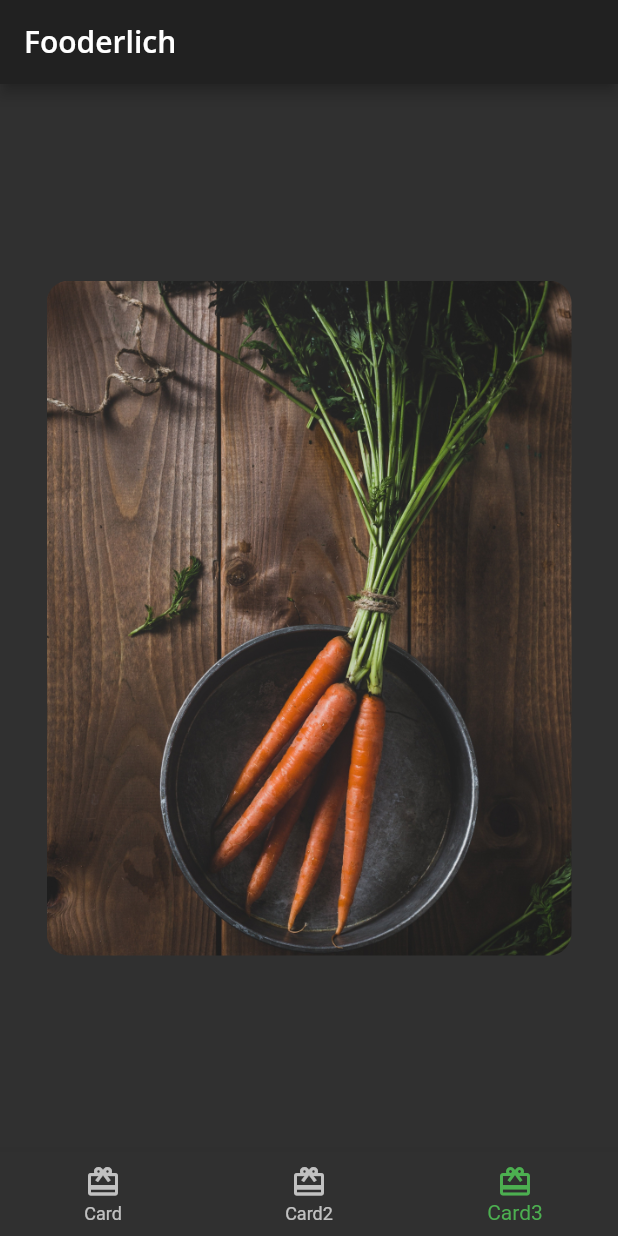
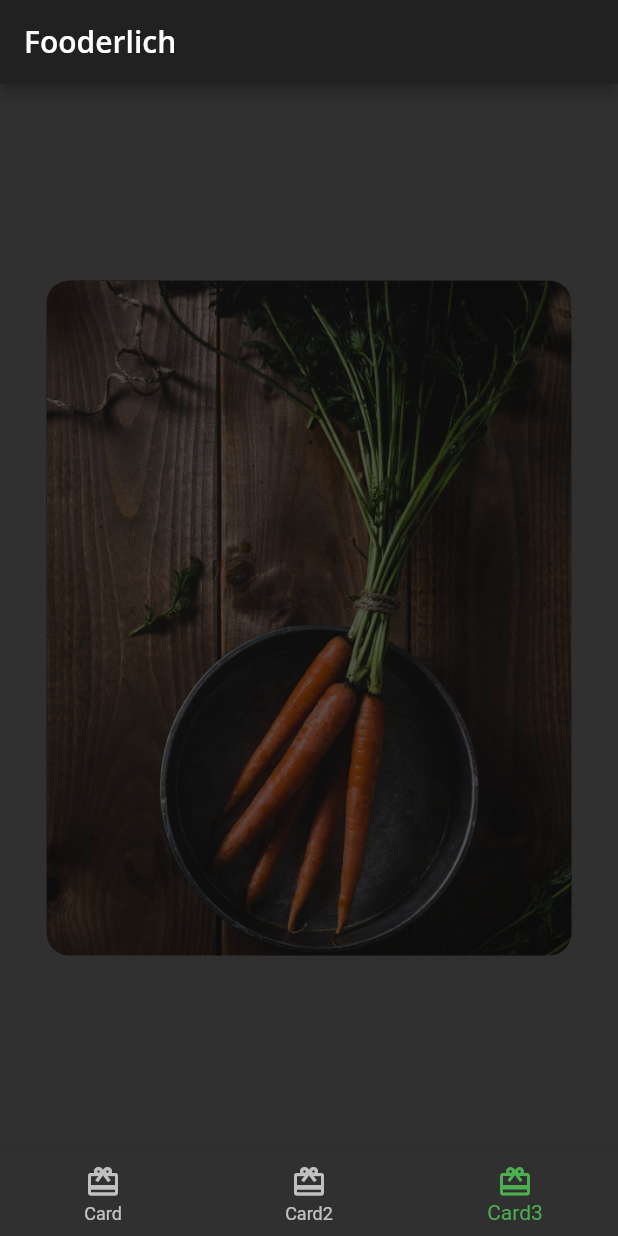
Before and after one commit to thezxdev/flutter_basic_widgets, a Flutter app: the screen it shows after launch, item 3 of the bottom bar chosen, on a phone screen of 412 x 824 dp. Run offline on Flutter 3.47's test engine with Material 2 defaults, Android fonts, the phone set to English and light mode, and no system bars; our stand-ins replace google_fonts.

Commit message:
card3 dark overlay

```diff
--- a/lib/card3.dart
+++ b/lib/card3.dart
@@ -20,7 +20,12 @@ class Card3 extends StatelessWidget {
         ),
         child: Stack(
           children: [
-            // TODO: Add dark overlay BoxDecoration
+            Container(
+              decoration: BoxDecoration(
+                color: Colors.black.withOpacity(.6),
+                borderRadius: const BorderRadius.all(Radius.circular(15))
+              ),
+            )
             // TODO: Add Container, Column, Icon and Text
             // TODO: Add Center Widget with Chip Widget children
           ],
```
